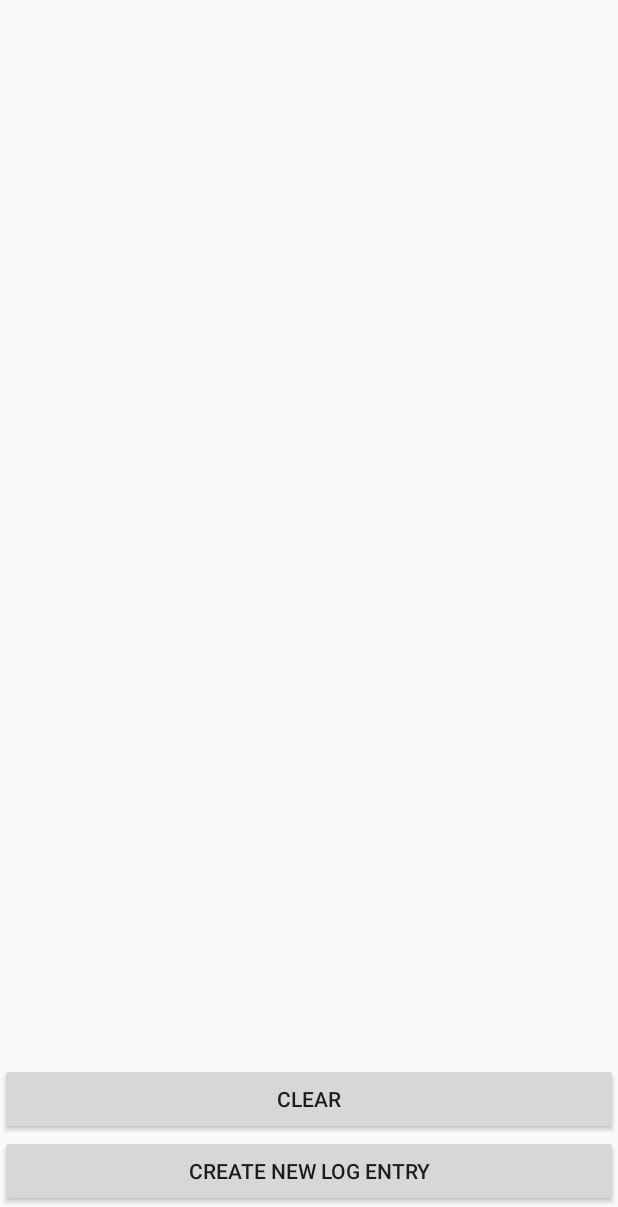
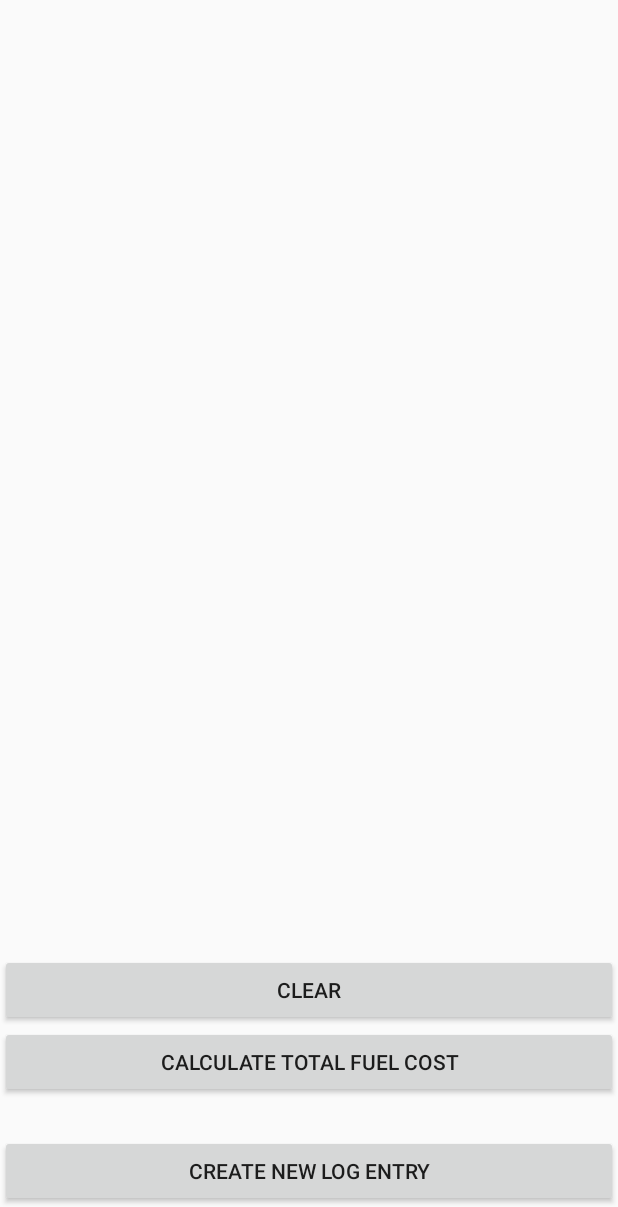
Before and after one commit to arbitraryconstants/as1, an Android app: the screen it shows after launch (FuelLogActivity), on a phone screen of 412 x 824 dp, the part 29-1236 px from its top. Run offline under Robolectric (Android 15) with nearby library versions, the phone set to English and light mode, and no system bars.

Commit message:
Added calculate total fuel cost button

```diff
--- a/mclaffer-FUELTRACK/app/src/main/res/layout/content_fuel_log.xml
+++ b/mclaffer-FUELTRACK/app/src/main/res/layout/content_fuel_log.xml
@@ -27,6 +27,18 @@ android:orientation="vertical" >
     android:text="@string/clear" />
 
 <Button
+    android:id="@+id/sum"
+    android:layout_width="match_parent"
+    android:layout_height="wrap_content"
+    android:text="@string/sum" />
+
+<TextView
+    android:id="@+id/txtResult"
+    android:layout_width="wrap_content"
+    android:layout_height="wrap_content"
+    android:textAppearance="?android:attr/textAppearanceMedium" />
+
+<Button
     android:id="@+id/button_send"
     android:layout_width="fill_parent"
     android:layout_height="wrap_content"
--- a/mclaffer-FUELTRACK/app/src/main/res/values/strings.xml
+++ b/mclaffer-FUELTRACK/app/src/main/res/values/strings.xml
@@ -9,6 +9,8 @@
     <string name="clear">Clear</string>
     <string name="edit_button">Edit</string>
     <string name="delete_button">Edit</string>
+    <string name="sum">Calculate Total Fuel cost</string>
+
 
     <string name="date">Date (yyyy-mm-dd) </string>
     <string name="station">Station </string>
```
Also changed, not shown: mclaffer-FUELTRACK/app/src/main/java/com/example/svetlanna/mclaffer_fueltrack/FuelLogActivity.java (+35 -3 lines), mclaffer-FUELTRACK/app/src/main/java/com/example/svetlanna/mclaffer_fueltrack/FuelLogEntry.java (+9 -4 lines), mclaffer-FUELTRACK/app/src/main/java/com/example/svetlanna/mclaffer_fueltrack/FuelLogEntryActivity.java (+7 -1 lines).
